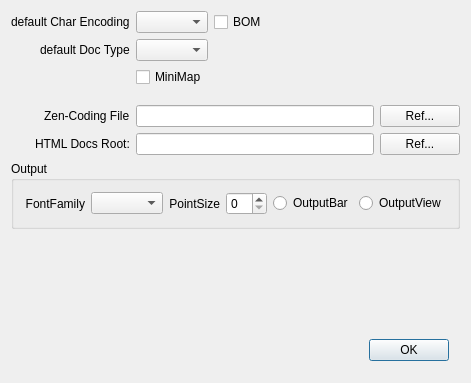
The window that vivi/vivi64/GlobalStgDlg.ui (vivisuke/openViVi) describes before a commit, drawn with Qt 5.
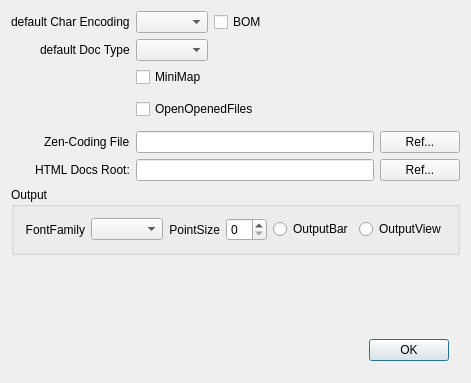
The same window after the commit.

Commit message: 0696 ◎ C 06/01 06/01 0.031│ToDo│グローバル設定ダイアログ：終了時ファイル自動オープンオプション追加

The edit to the form file:
```diff
--- a/vivi/vivi64/GlobalStgDlg.ui
+++ b/vivi/vivi64/GlobalStgDlg.ui
@@ -119,7 +119,7 @@
         </layout>
        </widget>
       </item>
-      <item row="6" column="1">
+      <item row="7" column="1">
        <widget class="QWidget" name="widget_5" native="true">
         <layout class="QHBoxLayout" name="horizontalLayout_5">
          <property name="leftMargin">
@@ -137,14 +137,14 @@
         </layout>
        </widget>
       </item>
-      <item row="8" column="0">
+      <item row="9" column="0">
        <widget class="QLabel" name="label_6">
         <property name="text">
          <string>Zen-Coding File</string>
         </property>
        </widget>
       </item>
-      <item row="8" column="1">
+      <item row="9" column="1">
        <widget class="QWidget" name="widget_3" native="true">
         <layout class="QHBoxLayout" name="horizontalLayout_3">
          <property name="leftMargin">
@@ -181,14 +181,14 @@
         </layout>
        </widget>
       </item>
-      <item row="9" column="0">
+      <item row="10" column="0">
        <widget class="QLabel" name="label_7">
         <property name="text">
          <string>HTML Docs Root:</string>
         </property>
        </widget>
       </item>
-      <item row="9" column="1">
+      <item row="10" column="1">
        <widget class="QWidget" name="widget_7" native="true">
         <layout class="QHBoxLayout" name="horizontalLayout_7">
          <property name="leftMargin">
@@ -216,6 +216,13 @@
         </layout>
        </widget>
       </item>
+      <item row="6" column="1">
+       <widget class="QCheckBox" name="OpenOpenedFiles">
+        <property name="text">
+         <string>OpenOpenedFiles</string>
+        </property>
+       </widget>
+      </item>
      </layout>
     </widget>
    </item>
```
The commit also changes 2 other files.
